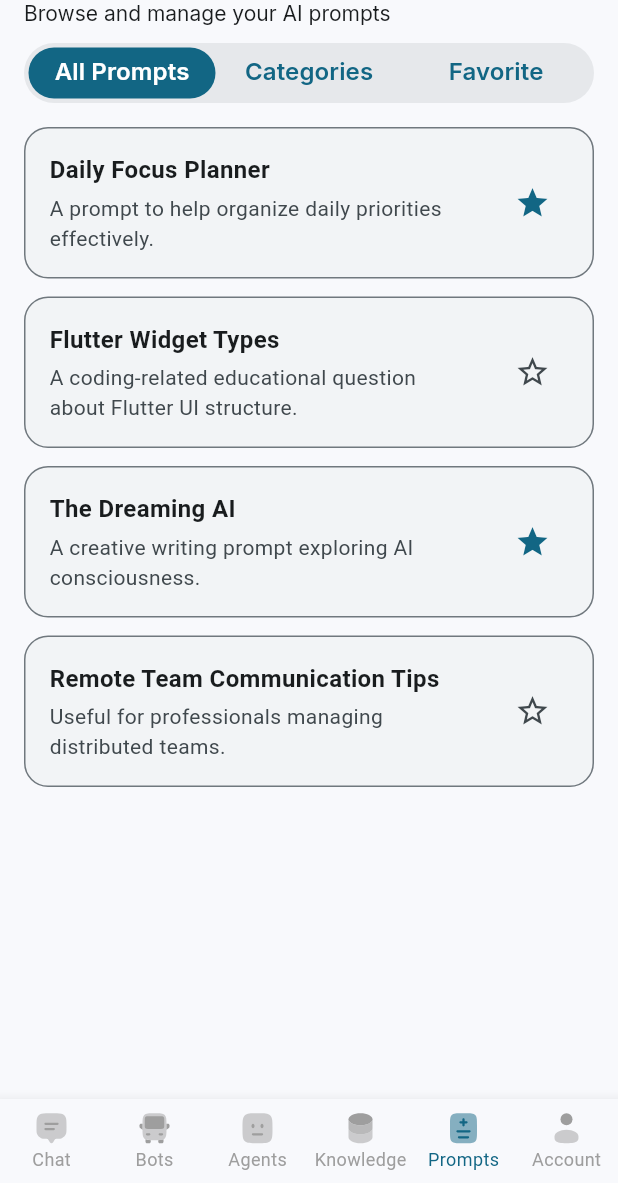
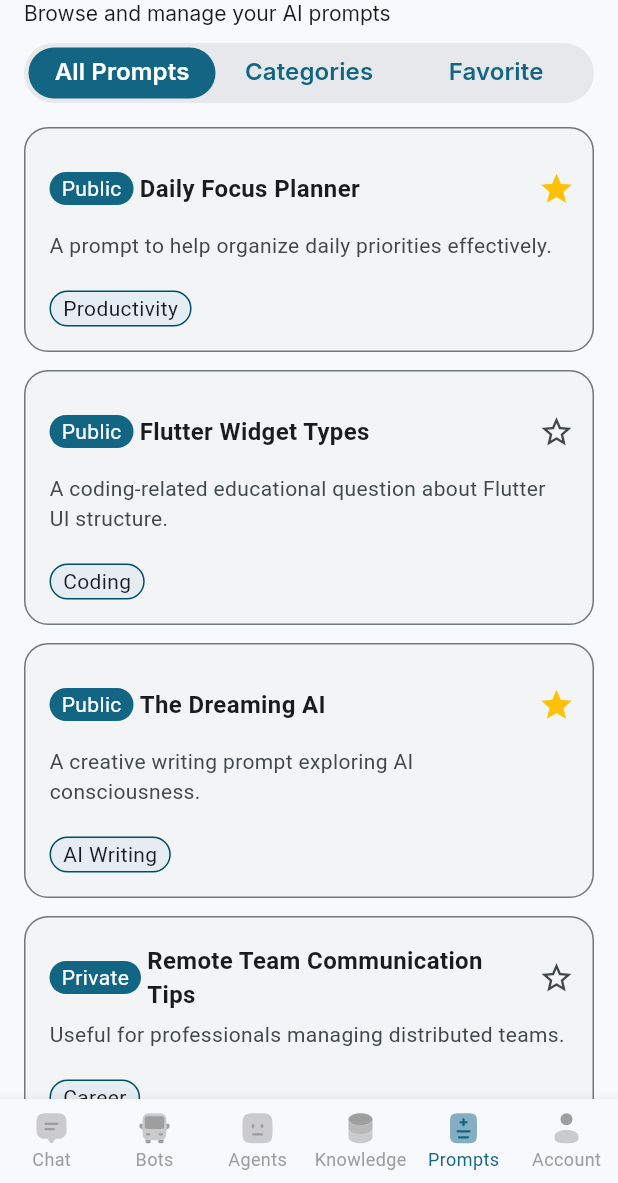
Before and after one commit to minhkhang1505/khtn-ai-final-project, a Flutter app: the screen it shows after launch, item 5 of the bottom bar chosen, on a phone screen of 412 x 824 dp, the part 53-1236 px from its top. Run offline on Flutter 3.47's test engine with Material 3 defaults, Android fonts, the phone set to English and light mode, and no system bars; our stand-ins replace flutter_otp_text_field, flutter_svg, google_fonts.

Commit message:
feat(prompts): enhance PromptItem widget with public/private status and category display

```diff
--- a/lib/presentation/views/prompts/widgets/prompt_item.dart
+++ b/lib/presentation/views/prompts/widgets/prompt_item.dart
@@ -13,7 +13,7 @@ class PromptItem extends StatelessWidget {
     final colorScheme = Theme.of(context).colorScheme;
 
     return Container(
-      padding: const EdgeInsets.all(16),
+      padding: const EdgeInsets.fromLTRB(16, 16, 0, 16),
       margin: const EdgeInsets.only(bottom: 12),
       decoration: BoxDecoration(
         borderRadius: AppBorderRadius.large,
@@ -21,37 +21,55 @@ class PromptItem extends StatelessWidget {
         color: colorScheme.surfaceContainerLow,
       ),
       child: Column(
+        crossAxisAlignment: CrossAxisAlignment.start,
+        mainAxisAlignment: MainAxisAlignment.spaceBetween,
         children: [
           Row(
             mainAxisAlignment: MainAxisAlignment.spaceBetween,
             children: [
               Expanded(
-                flex: 8,
+                flex: 17,
                 child: Column(
                   crossAxisAlignment: CrossAxisAlignment.start,
                   children: [
-                    Text(
+                    Row(
+                      children: [
+                        // public status
+                        Container(
+                          padding: const EdgeInsets.symmetric(
+                            horizontal: 8,
+                            vertical: 1,
+                          ),
+                          decoration: BoxDecoration(
+                            color: colorScheme.primary,
+                            borderRadius: AppBorderRadius.extraLargeIncreased,
+                          ),
+                          child: Text(
+                            prompt.isPublic ? "Public" : "Private",
+                            style: TextStyle(color: colorScheme.onPrimary),
+                          ),
+                        ),
+                        const SizedBox(width: 4),
+
+                        // title
+                        Expanded(
+                          child: Text(
                             prompt.title,
                             style: const TextStyle(
                               fontWeight: FontWeight.bold,
                               fontSize: 16,
                             ),
                           ),
-                    if (prompt.description != null) ...[
-                      const SizedBox(height: 4),
-                      Text(
-                        prompt.description!,
-                        style: TextStyle(
-                          color: colorScheme.onSurfaceVariant,
-                          fontSize: 14,
-                        ),
                         ),
                       ],
+                    ),
+
+                    // description
                   ],
                 ),
               ),
               Expanded(
-                flex: 2,
+                flex: 3,
                 child: Row(
                   mainAxisAlignment: MainAxisAlignment.end,
                   children: [
@@ -60,7 +78,7 @@ class PromptItem extends StatelessWidget {
                       icon: Icon(
                         prompt.isFavorite ? Icons.star : Icons.star_border,
                         color: prompt.isFavorite
-                            ? colorScheme.primary
+                            ? Colors.amber
                             : colorScheme.onSurfaceVariant,
                       ),
                     ),
@@ -69,6 +87,29 @@ class PromptItem extends StatelessWidget {
               ),
             ],
           ),
+          if (prompt.description != null) ...[
+            const SizedBox(height: 4),
+            Container(
+              padding: const EdgeInsets.only(right: 16),
+              child: Text(
+                prompt.description!,
+                style: TextStyle(
+                  color: colorScheme.onSurfaceVariant,
+                  fontSize: 14,
+                ),
+              ),
+            ),
+          ],
+          SizedBox(height: 20),
+          Container(
+            padding: const EdgeInsets.symmetric(horizontal: 8, vertical: 1),
+            decoration: BoxDecoration(
+              border: Border.all(color: colorScheme.onPrimaryFixedVariant),
+              color: colorScheme.primaryContainer.withAlpha(20),
+              borderRadius: AppBorderRadius.extraLargeIncreased,
+            ),
+            child: Text(prompt.category),
+          ),
         ],
       ),
     );
```
Also changed, not shown: 3 other files. Lines whose indentation alone changed are shown as unchanged.
